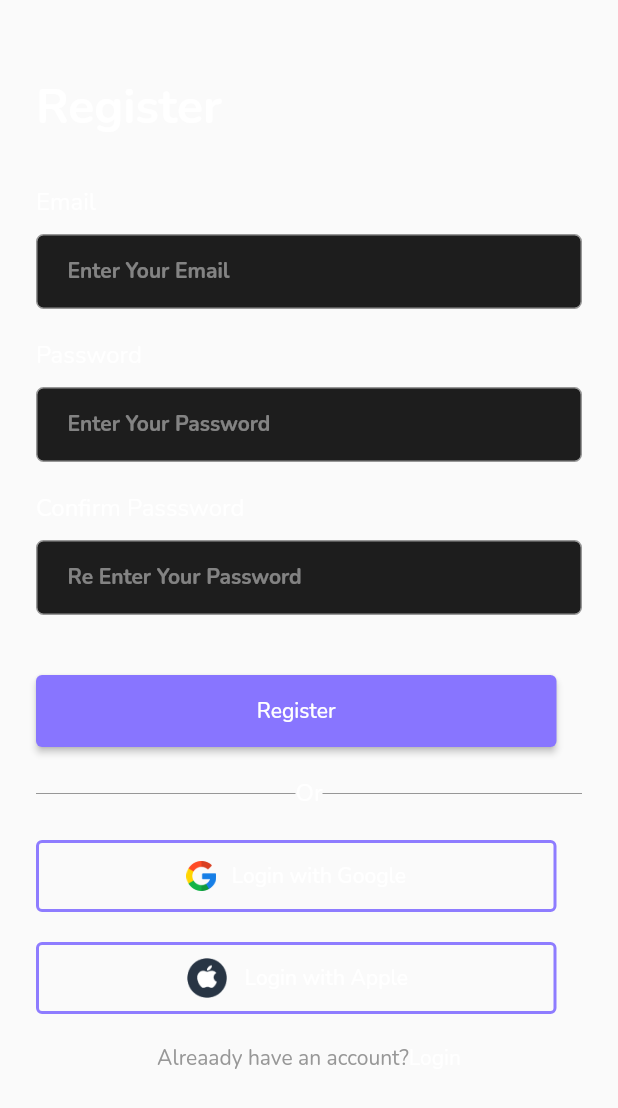
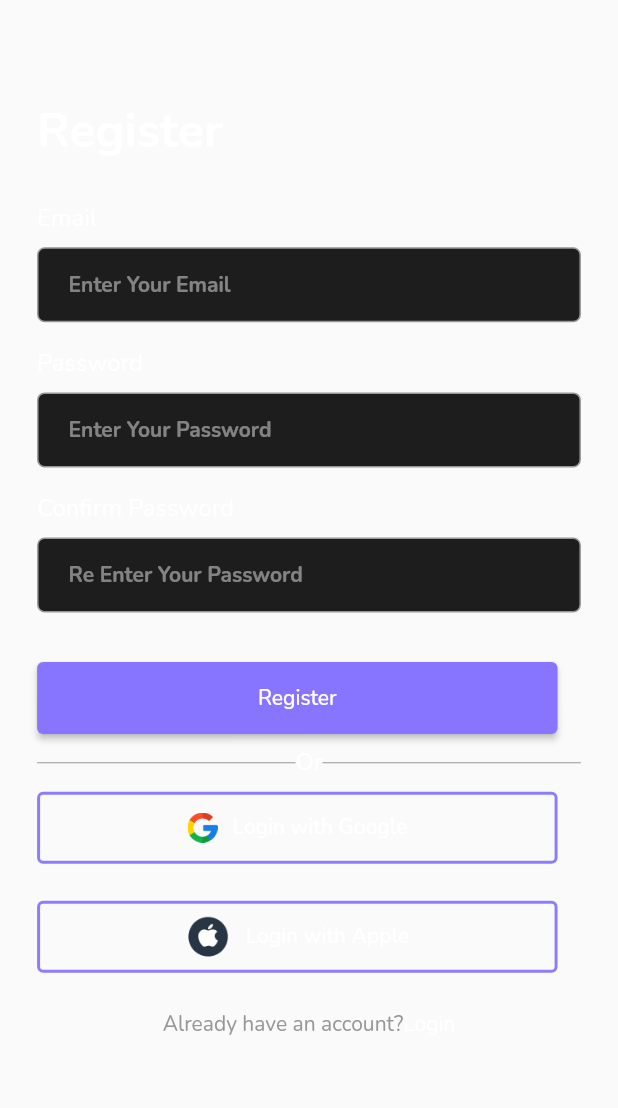
Before and after one commit to Nilav2608/notes_with_firebase, a Flutter app: the PageSwitch widget shown alone on an empty page, opened directly, on a phone screen of 412 x 824 dp. Shown: the top 1108 px of the screen. Run offline on Flutter 3.47's test engine with Material 2 defaults, Android fonts, the phone set to English and light mode, and no system bars; our stand-ins replace cloud_firestore, firebase_auth, firebase_core, flutter_slidable, google_fonts, google_sign_in and 1 more; accounts and stored records are empty; network calls fail.

Commit message:
fitting screen sizes

```diff
--- a/lib/controller/page_switch.dart
+++ b/lib/controller/page_switch.dart
@@ -21,9 +21,7 @@ class _PageSwitchState extends State<PageSwitch> {
   @override
   Widget build(BuildContext context) {
     if (showRegisterPage) {
-      return RegisterPage(
-        showLoginpage: () => toggle(),
-      );
+      return RegisterPage(showLoginPage: () => toggle());
     } else {
       return LogInPage(
         showRegisterpage: () => toggle(),
--- a/lib/view/pages/intro_page.dart
+++ b/lib/view/pages/intro_page.dart
@@ -12,33 +12,39 @@ class IntroPage extends StatelessWidget {
         context,
         MaterialPageRoute(
           builder: (context) => const StreamPage(),
-          ));
+        ),
+      );
     }
+
+    final double screenWidth = MediaQuery.of(context).size.width;
+    final double screenHeight = MediaQuery.of(context).size.height;
 
     return SafeArea(
       child: Scaffold(
         backgroundColor: const Color(0x00252525),
         body: Padding(
-          padding: const EdgeInsets.symmetric(horizontal: 24, vertical: 18),
+          padding: EdgeInsets.symmetric(
+            horizontal: screenWidth * 0.05,
+            vertical: screenHeight * 0.04,
+          ),
           child: Column(
-            // crossAxisAlignment: CrossAxisAlignment.center,
+            mainAxisAlignment: MainAxisAlignment.center,
+            crossAxisAlignment: CrossAxisAlignment.center,
             children: [
-              const SizedBox(
-                height: 50,
-              ),
               const Text(
                 "Welcome To Notes",
                 textAlign: TextAlign.center,
                 style: TextStyle(
                   color: Colors.white,
                   fontSize: 24,
-                    fontWeight: FontWeight.bold),
+                  fontWeight: FontWeight.bold,
+                ),
               ),
               const SizedBox(
                 height: 30,
               ),
               const Text(
-                "Please login to your account or create new account to continue",
+                "Please login to your account or create a new account to continue",
                 textAlign: TextAlign.center,
                 style: TextStyle(
                   color: Colors.white,
@@ -46,31 +52,25 @@ class IntroPage extends StatelessWidget {
                 ),
               ),
               const SizedBox(
-                height: 50,
+                height: 30,
               ),
-              Image.asset("assets/introNote.png", height: 200),
+              Image.asset("assets/introNote.png", height: screenHeight * 0.2),
               const SizedBox(
-                height: 100,
+                height: 30,
               ),
               LogInSignUpButton(onPressed: () => navPush(), text: "LOGIN"),
               const SizedBox(
-                height: 40,
+                height: 20,
               ),
               SizedBox(
                 height: 48,
-                width: 347,
+                width: screenWidth * 0.9,
                 child: OutlinedButton(
-                    onPressed: () {
-                      Navigator.push(
-                          context,
-                          MaterialPageRoute(
-                              builder: (context) => const StreamPage()));
-                    },
+                  onPressed: () => navPush(),
                   style: ButtonStyle(
                     side: MaterialStateProperty.all<BorderSide>(
                       const BorderSide(
-                          color: Color(
-                              0xFF8E7CFF), // Set the desired outline color
+                        color: Color(0xFF8E7CFF), // Set the desired outline color
                         width: 2.0, // Set the desired outline width
                       ),
                     ),
@@ -78,8 +78,9 @@ class IntroPage extends StatelessWidget {
                   child: const Text(
                     "CREATE ACCOUNT",
                     style: TextStyle(color: Colors.white),
-                    )),
-              )
+                  ),
+                ),
+              ),
             ],
           ),
         ),
--- a/lib/view/pages/register_page.dart
+++ b/lib/view/pages/register_page.dart
@@ -1,4 +1,3 @@
-
 import 'package:flutter/material.dart';
 import 'package:notes_with_firebase/controller/auth_service.dart';
 import 'package:notes_with_firebase/view/utils/loginSignUp_buttons.dart';
@@ -6,8 +5,8 @@ import 'package:notes_with_firebase/view/utils/outlined_authbtns.dart';
 import 'package:notes_with_firebase/view/utils/text_fields.dart';
 
 class RegisterPage extends StatelessWidget {
-  final VoidCallback showLoginpage;
-  const RegisterPage({super.key, required this.showLoginpage});
+  final VoidCallback showLoginPage;
+  const RegisterPage({super.key,  required this.showLoginPage});
 
   @override
   Widget build(BuildContext context) {
@@ -23,31 +22,34 @@ class RegisterPage extends StatelessWidget {
       }
     }
 
-
+    final double screenWidth = MediaQuery.of(context).size.width;
+    final double screenHeight = MediaQuery.of(context).size.height;
 
     return Scaffold(
       backgroundColor: const Color(0x00121212),
       body: SafeArea(
         child: SingleChildScrollView(
           child: Padding(
-            padding: const EdgeInsets.symmetric(
-              horizontal: 24.0,
+            padding: EdgeInsets.symmetric(
+              horizontal: screenWidth * 0.06,
+              vertical: screenHeight * 0.04,
             ),
             child: Column(
               crossAxisAlignment: CrossAxisAlignment.start,
               children: [
-                const SizedBox(
-                  height: 50,
+                 SizedBox(
+                  height: screenHeight * 0.04,
                 ),
                 const Text(
                   "Register",
                   style: TextStyle(
                     color: Colors.white,
                     fontSize: 32,
-                      fontWeight: FontWeight.bold),
+                    fontWeight: FontWeight.bold,
                   ),
-                const SizedBox(
-                  height: 30,
+                ),
+                 SizedBox(
+                  height: screenHeight * 0.03,
                 ),
                 const Text(
                   "Email",
@@ -56,15 +58,16 @@ class RegisterPage extends StatelessWidget {
                     fontSize: 16,
                   ),
                 ),
-                const SizedBox(
-                  height: 10,
+                 SizedBox(
+                  height: screenHeight * 0.01,
                 ),
                 MyTextField(
                   controller: emailController,
                   hint: "Enter Your Email",
-                    obscure: false),
-                const SizedBox(
-                  height: 20,
+                  obscure: false,
+                ),
+                 SizedBox(
+                  height: screenHeight * 0.02,
                 ),
                 const Text(
                   "Password",
@@ -73,40 +76,48 @@ class RegisterPage extends StatelessWidget {
                     fontSize: 16,
                   ),
                 ),
-                const SizedBox(
-                  height: 10,
+                 SizedBox(
+                  height: screenHeight * 0.01,
                 ),
                 MyTextField(
                   controller: passwordController,
                   hint: "Enter Your Password",
-                    obscure: true),
-                const SizedBox(
-                  height: 20,
+                  obscure: true,
+                ),
+                 SizedBox(
+                  height: screenHeight * 0.02,
                 ),
                 const Text(
-                  "Confirm Passsword",
+                  "Confirm Password",
                   style: TextStyle(
                     color: Colors.white,
                     fontSize: 16,
                   ),
                 ),
-                const SizedBox(
-                  height: 10,
+                SizedBox(
+                  height: screenHeight * 0.01,
                 ),
                 MyTextField(
                   controller: confirmpasswordController,
                   hint: "Re Enter Your Password",
-                    obscure: true),
-                const SizedBox(
-                  height: 40,
+                  obscure: true,
+                ),
+                 SizedBox(
+                  height: screenHeight * 0.04,
                 ),
                 LogInSignUpButton(
                   onPressed: () {
-                      AuthService().signUp(context,passwordConfirmed(),emailController.text,passwordController.text);
+                    AuthService().signUp(
+                      context,
+                      passwordConfirmed(),
+                      emailController.text,
+                      passwordController.text,
+                    );
                   },
-                    text: "Register"),
-                const SizedBox(
-                  height: 20,
+                  text: "Register",
+                ),
+                 SizedBox(
+                  height: screenHeight * 0.01,
                 ),
                 const Row(
                   children: [
@@ -129,35 +140,41 @@ class RegisterPage extends StatelessWidget {
                     ),
                   ],
                 ),
-                const SizedBox(
-                  height: 20,
+                 SizedBox(
+                  height: screenHeight * 0.01,
                 ),
                 OutlinedAuthButtons(
                   onPressed: () => AuthService().signInWithGoogle(context),
                   imgPath: "assets/google.png",
                   width: 20,
-                    text: "Login with Google"),
-                const SizedBox(
-                  height: 20,
+                  text: "Login with Google",
+                ),
+                 SizedBox(
+                  height: screenHeight * 0.03,
                 ),
                 OutlinedAuthButtons(
-                    onPressed: () =>
-                        debugPrint("this feature is not available yet"),
+                  onPressed: () => debugPrint("This feature is not available yet"),
                   imgPath: "assets/apple.png",
                   width: 30,
-                    text: "Login with Apple"),
-                const SizedBox(
-                  height: 20,
+                  text: "Login with Apple",
+                ),
+                 SizedBox(
+                  height: screenHeight * 0.03,
                 ),
                 Row(
                   mainAxisAlignment: MainAxisAlignment.center,
                   children: [
-                    const Text("Alreaady have an account?",
-                        style: TextStyle(color: Color(0xFF979797))),
+                    const Text(
+                      "Already have an account?",
+                      style: TextStyle(color: Color(0xFF979797)),
+                    ),
                     GestureDetector(
-                        onTap: showLoginpage,
-                        child: const Text("Login",
-                            style: TextStyle(color: Colors.white))),
+                      onTap: showLoginPage,
+                      child: const Text(
+                        "Login",
+                        style: TextStyle(color: Colors.white),
+                      ),
+                    ),
                   ],
                 )
               ],
--- a/pubspec.yaml
+++ b/pubspec.yaml
@@ -44,6 +44,7 @@ dependencies:
   intl: ^0.18.1
   provider: ^6.0.5
   flutter_slidable: ^3.0.0
+  adb: ^0.2.5
 
 
 
```
Also changed, not shown: pubspec.lock, 1 other file. Lines whose indentation alone changed are shown as unchanged.
